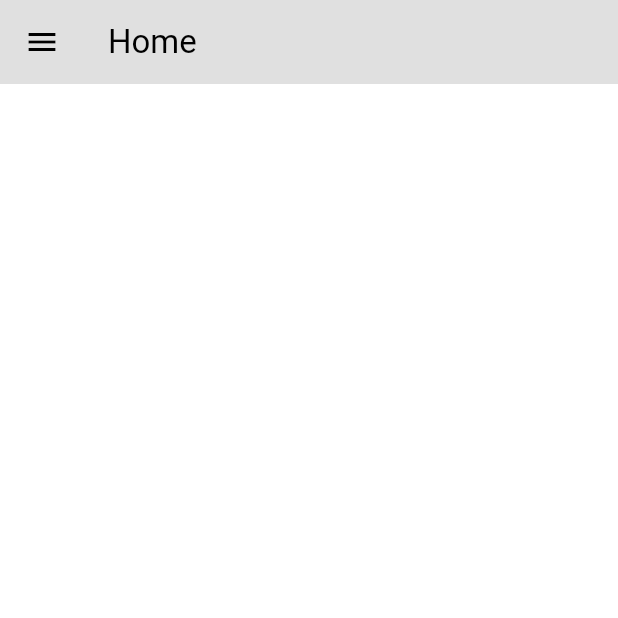
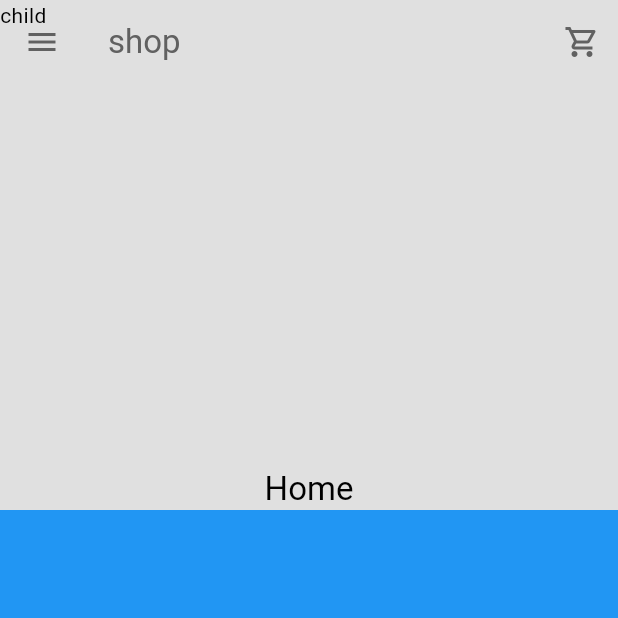
Before and after one commit to aymentucker/food-order-app, a Flutter app: the screen it shows after launch, after a tap on "Sign In", on a phone screen of 412 x 824 dp, the top half of it. Run offline on Flutter 3.47's test engine with Material 3 defaults, Android fonts, the phone set to English and light mode, and no system bars; our stand-ins replace google_fonts.

Commit message:
create MySliverAppBar

```diff
--- /dev/null
+++ b/lib/components/my_sliver_appbar.dart
@@ -0,0 +1,37 @@
+import 'package:flutter/material.dart';
+
+class MySliverAppBar extends StatelessWidget {
+  final Widget title;
+  final Widget child;
+  const MySliverAppBar({super.key, required this.title, required this.child});
+
+  @override
+  Widget build(BuildContext context) {
+    return SliverAppBar(
+      expandedHeight: 340,
+      collapsedHeight: 120,
+      floating: false,
+      pinned: true,
+      actions: [
+        // cart button
+        IconButton(
+            onPressed: () {},
+            icon: const Icon(
+              Icons.shopping_cart_outlined,
+            ))
+      ],
+      backgroundColor: Theme.of(context).colorScheme.background,
+      foregroundColor: Theme.of(context).colorScheme.inversePrimary,
+      title: const Text(
+        'shop',
+      ),
+      flexibleSpace: FlexibleSpaceBar(
+        background: child,
+        title: title,
+        centerTitle: true,
+        titlePadding: const EdgeInsets.symmetric(horizontal: 0),
+        expandedTitleScale: 1,
+      ),
+    );
+  }
+}
--- a/lib/screens/home_screen.dart
+++ b/lib/screens/home_screen.dart
@@ -1,5 +1,6 @@
 import 'package:flutter/material.dart';
 import 'package:fooddelvery/components/my_drawer.dart';
+import 'package:fooddelvery/components/my_sliver_appbar.dart';
 
 class HomeScreen extends StatelessWidget {
   const HomeScreen({super.key});
@@ -7,11 +8,17 @@ class HomeScreen extends StatelessWidget {
   @override
   Widget build(BuildContext context) {
     return Scaffold(
-      appBar: AppBar(
-        backgroundColor: Theme.of(context).colorScheme.background,
-        title: const Text('Home'),
-      ),
       drawer: const MyDrawer(),
+      body: NestedScrollView(
+          headerSliverBuilder: (context, innerBoxIsScrolled) => [
+                const MySliverAppBar(
+                  title: Text('Home'),
+                  child: Text('child'),
+                )
+              ],
+          body: Container(
+            color: Colors.blue,
+          )),
     );
   }
 }
```
